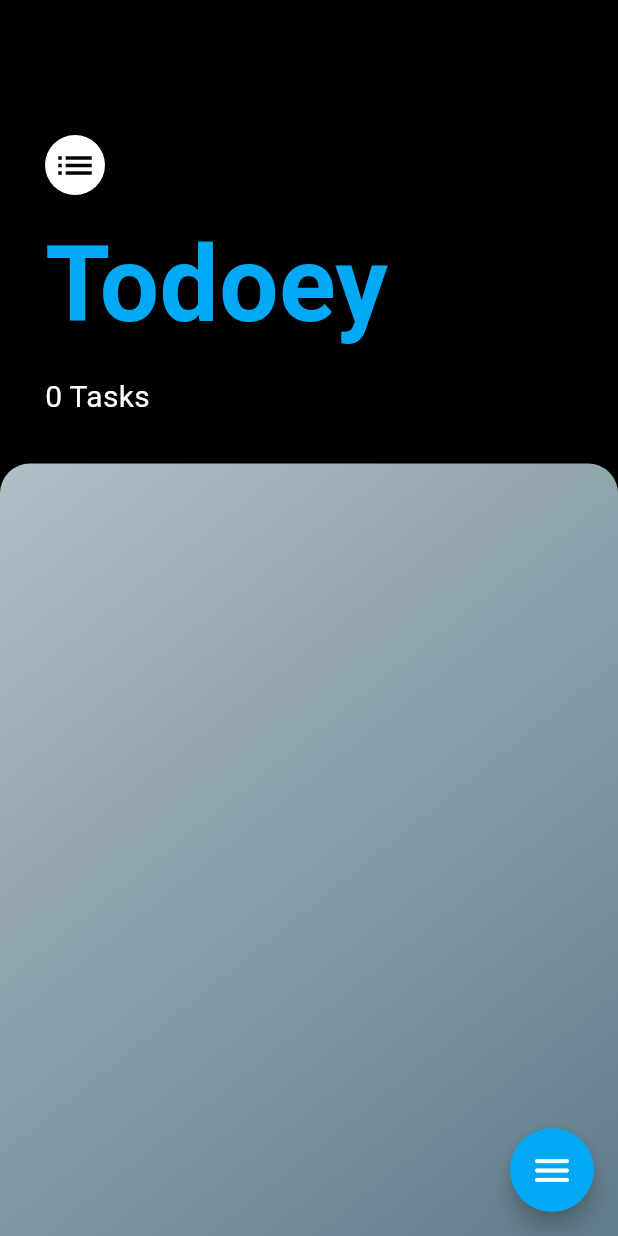
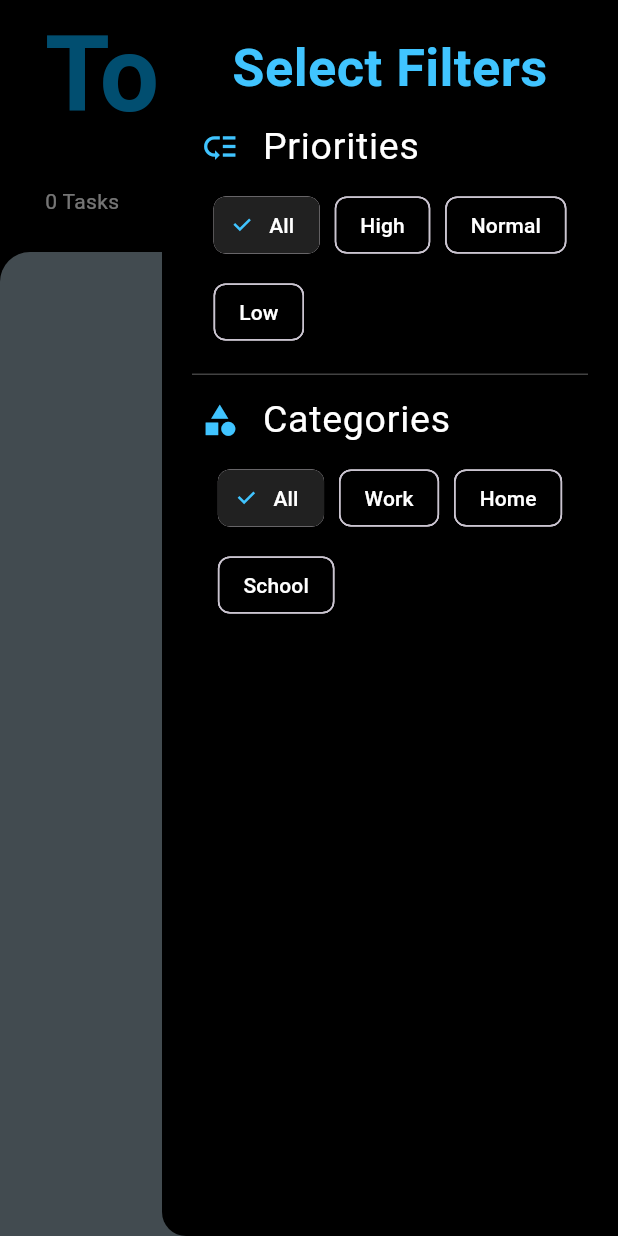
Before and after one commit to victormendes1993/Todoey, a Flutter app: the screen it shows after launch, with the side drawer open (before the commit the screen has no drawer), on a phone screen of 412 x 824 dp. Run offline on Flutter 3.47's test engine with Material 3 defaults, Android fonts, the phone set to English and light mode, and no system bars; drawn by our look-alikes of flutter_expandable_fab; our stand-ins replace rflutter_alert, sqflite; accounts and stored records are empty.

Commit message:
Finished creating and implementing filter button and select logic

```diff
--- a/lib/main.dart
+++ b/lib/main.dart
@@ -2,15 +2,11 @@
 
 import 'package:flutter/material.dart';
 import 'package:provider/provider.dart';
+import 'package:todoey/models/filter_data.dart';
 import 'package:todoey/models/task_data.dart';
 import 'package:todoey/screens/tasks_screen.dart';
 
-void main(){
-  FlutterError.onError = (FlutterErrorDetails details) {
-    print('Flutter Error on main: ${details.exception}');
-    print('Stack trace on main: ${details.stack}');
-  };
-
+void main() {
   runApp(const MyApp());
 }
 
@@ -19,8 +15,11 @@ class MyApp extends StatelessWidget {
 
   @override
   Widget build(BuildContext context) {
-    return ChangeNotifierProvider(
-      create: (context) => TaskData(),
+    return MultiProvider(
+      providers: [
+        ChangeNotifierProvider<TaskData>(create: (context) => TaskData()),
+        ChangeNotifierProvider<FilterData>(create: (context) => FilterData())
+      ],
       child: const MaterialApp(
         debugShowCheckedModeBanner: false,
         home: TasksScreen(),
--- /dev/null
+++ b/lib/models/filter_data.dart
@@ -0,0 +1,81 @@
+import 'package:flutter/cupertino.dart';
+
+class FilterData extends ChangeNotifier {
+  final List<String> _categoryMenuEntries = [
+    'Add New',
+    'Work',
+    'Home',
+    'School'
+  ];
+  final List<String> _categoryFilters = ['All', 'Work', 'Home', 'School'];
+  final List<String> _priorityFilters = ['All', 'High', 'Normal', 'Low'];
+
+  //Selected Priorities will only ever have All, or the other priorities
+  final List<String> _selectedPriorities = ['All'];
+  final List<String> _selectedCategories = ['All'];
+
+  bool allPriorities = true;
+  bool allCategories = true;
+
+  List<String> get categoryFilters => _categoryFilters;
+
+  List<String> get priorityFilters => _priorityFilters;
+
+  List<String> get categoryMenuEntries => _categoryMenuEntries;
+
+  void priorityHandler(String priority) {
+    if (priority != 'All') {
+      if (_selectedPriorities.contains('All')) {
+        _selectedPriorities.remove('All');
+        _selectedPriorities.add(priority);
+      } else {
+        _selectedPriorities.add(priority);
+        if (!_selectedPriorities.contains('All') &&
+            _selectedPriorities.length == _priorityFilters.length - 1) {
+          _selectedPriorities.clear();
+          _selectedPriorities.add('All');
+        }
+      }
+    } else {
+      _selectedPriorities.clear();
+      _selectedPriorities.add('All');
+    }
+    notifyListeners();
+  }
+
+  void categoryHandler(String category) {
+    if (category != 'All') {
+      if (_selectedCategories.contains('All')) {
+        _selectedCategories.remove('All');
+        _selectedCategories.add(category);
+      } else {
+        _selectedCategories.add(category);
+        if (!_selectedCategories.contains('All') &&
+            _selectedCategories.length == _categoryFilters.length - 1) {
+          _selectedCategories.clear();
+          _selectedCategories.add('All');
+        }
+      }
+    } else {
+      _selectedCategories.clear();
+      _selectedCategories.add('All');
+    }
+    notifyListeners();
+  }
+
+  bool isPrioritySelected(String priority) {
+    return _selectedPriorities.contains(priority);
+  }
+
+  bool isCategorySelected(String category) {
+    return _selectedCategories.contains(category);
+  }
+
+  void addCategory(String newCategory) {
+    if (!_categoryMenuEntries.contains(newCategory)) {
+      _categoryMenuEntries.add(newCategory);
+      _categoryFilters.add(newCategory);
+      notifyListeners();
+    }
+  }
+}
--- a/lib/models/task_data.dart
+++ b/lib/models/task_data.dart
@@ -1,7 +1,7 @@
 import 'package:flutter/material.dart';
 import 'package:todoey/models/database_helper.dart';
 import 'package:todoey/models/task.dart';
-import 'package:todoey/widgets/alert_pop_up.dart';
+import 'package:todoey/screens/widgets/alert_pop_up.dart';
 
 class TaskData extends ChangeNotifier {
   final List<Task> _tasks = [];
@@ -13,9 +13,13 @@ class TaskData extends ChangeNotifier {
   int get listLength => _tasks.length;
 
   String getTitle(int index) => getTaskOfIndex(index).title;
+
   String getCategory(int index) => getTaskOfIndex(index).category;
+
   int getPriority(int index) => getTaskOfIndex(index).priority;
+
   int getId(int index) => getTaskOfIndex(index).id;
+
   bool getIsDone(int index) => getTaskOfIndex(index).isCompleted;
 
   String getPriorityIntToString(int priority) {
--- a/lib/screens/tasks_screen.dart
+++ b/lib/screens/tasks_screen.dart
@@ -2,6 +2,7 @@ import 'package:flutter/material.dart';
 import 'package:flutter_expandable_fab/flutter_expandable_fab.dart';
 import 'package:provider/provider.dart';
 import 'package:todoey/constants/constants.dart';
+import 'package:todoey/models/filter_data.dart';
 import 'package:todoey/models/task_data.dart';
 import 'package:todoey/screens/widgets/fab_builder.dart';
 import 'package:todoey/screens/widgets/task_tile.dart';
@@ -15,6 +16,8 @@ class TasksScreen extends StatefulWidget {
 
 class _TasksScreenState extends State<TasksScreen>
     with SingleTickerProviderStateMixin {
+  final GlobalKey<ScaffoldState> _scaffoldKey = GlobalKey<ScaffoldState>();
+
   @override
   void initState() {
     super.initState();
@@ -29,8 +32,81 @@ class _TasksScreenState extends State<TasksScreen>
   Widget build(BuildContext context) {
     var taskData = Provider.of<TaskData>(context, listen: false);
     var listenableTaskData = Provider.of<TaskData>(context);
+    var listenableFilterData = Provider.of<FilterData>(context);
+    var filterData = Provider.of<FilterData>(context, listen: false);
 
     return Scaffold(
+      key: _scaffoldKey,
+      endDrawerEnableOpenDragGesture: false,
+      endDrawer: NavigationDrawer(
+        backgroundColor: Colors.black,
+        children: [
+          Container(
+            padding: EdgeInsets.symmetric(vertical: 20.0, horizontal: 10.0),
+            child: Column(
+              children: [
+                Text(
+                  'Select Filters',
+                  textAlign: TextAlign.center,
+                  style: TextStyle(
+                      color: Colors.lightBlueAccent,
+                      fontSize: 35.0,
+                      fontWeight: FontWeight.bold),
+                ),
+                ListTile(
+                  leading: Icon(
+                    size: 25.0,
+                    Icons.low_priority,
+                    color: Colors.lightBlueAccent,
+                  ),
+                  title: Text(
+                    'Priorities',
+                    style: TextStyle(color: Colors.white, fontSize: 25.0),
+                  ),
+                ),
+                Wrap(
+                  spacing: 10.0,
+                  runSpacing: 10.0,
+                  children:
+                      listenableFilterData.priorityFilters.map((priority) {
+                    return _buildFilterChip(priority, filterData,
+                        isPriority: true);
+                  }).toList(),
+                ),
+                SizedBox(
+                  height: 15.0,
+                ),
+                Divider(
+                  indent: 10.0,
+                  endIndent: 10.0,
+                  height: 5.0,
+                  color: Colors.grey.shade800,
+                ),
+                ListTile(
+                  leading: Icon(
+                    size: 25.0,
+                    Icons.category,
+                    color: Colors.lightBlueAccent,
+                  ),
+                  title: Text(
+                    'Categories',
+                    style: TextStyle(color: Colors.white, fontSize: 25.0),
+                  ),
+                ),
+                Wrap(
+                  spacing: 10.0,
+                  runSpacing: 10.0,
+                  children: listenableFilterData.categoryFilters.map(
+                    (category) {
+                      return _buildFilterChip(category, filterData);
+                    },
+                  ).toList(),
+                ),
+              ],
+            ),
+          )
+        ],
+      ),
       backgroundColor: Colors.black,
       body: Column(
         crossAxisAlignment: CrossAxisAlignment.stretch,
@@ -44,44 +120,84 @@ class _TasksScreenState extends State<TasksScreen>
     );
   }
 
+  FilterChip _buildFilterChip(String label, FilterData filterData,
+      {isPriority = false}) {
+    bool selected = isPriority
+        ? filterData.isPrioritySelected(label)
+        : filterData.isCategorySelected(label);
+
+    return FilterChip(
+      color: WidgetStateProperty.resolveWith((Set<WidgetState> state) {
+        if (state.contains(WidgetState.selected)) {
+          return Colors.grey.shade900;
+        } else {
+          return Colors.black;
+        }
+      }),
+      selected: selected,
+      checkmarkColor: Colors.lightBlueAccent,
+      label: Text(label),
+      labelStyle: TextStyle(color: Colors.white),
+      onSelected: (_) {
+        if (isPriority) {
+          filterData.priorityHandler(label);
+        } else {
+          filterData.categoryHandler(label);
+        }
+      },
+    );
+  }
+
   //Screen Section
   Widget _buildHeader(TaskData listenableTaskData) {
-    return Container(
+    return SafeArea(
+      child: Container(
         padding: const EdgeInsets.only(
-        top: 90.0,
           left: 30.0,
           right: 30.0,
-        bottom: 30.0,
+          bottom: 10.0,
         ),
         child: Column(
           crossAxisAlignment: CrossAxisAlignment.start,
           children: <Widget>[
-          const CircleAvatar(
-            radius: 20.0,
-            backgroundColor: Colors.white,
-            child: Icon(
-              color: Colors.black,
-              Icons.list,
-              size: 30.0,
-            ),
-          ),
-          const SizedBox(height: 10.0),
             const Text(
               'Todoey',
+              textAlign: TextAlign.center,
               style: TextStyle(
                   color: Colors.lightBlue,
                   fontSize: 70.0,
                   fontWeight: FontWeight.w700),
             ),
             const SizedBox(height: 10.0),
+            Row(
+              mainAxisAlignment: MainAxisAlignment.spaceBetween,
+              children: [
                 Text(
                   '${listenableTaskData.listLength} Tasks',
                   style: const TextStyle(
                     color: Colors.white,
-              fontSize: 20.0,
                   ),
                 ),
+                ActionChip(
+                  backgroundColor: Colors.black,
+                  avatar: Icon(
+                    Icons.check,
+                    color: Colors.blueAccent,
+                  ),
+                  label: Text(
+                    'Filter',
+                    style: TextStyle(
+                      color: Colors.white,
+                    ),
+                  ),
+                  onPressed: () {
+                    _scaffoldKey.currentState?.openEndDrawer();
+                  },
+                )
               ],
+            )
+          ],
+        ),
       ),
     );
   }
@@ -89,26 +205,15 @@ class _TasksScreenState extends State<TasksScreen>
   Widget _buildTaskViewer(TaskData listenableTaskData) {
     return Expanded(
       child: Container(
+        padding: filledListPadding,
         decoration: BoxDecoration(
-          gradient: LinearGradient(
-            colors: [
-              Colors.blueGrey.shade200,
-              Colors.blueGrey,
-            ],
-            begin: Alignment.topLeft,
-            end: Alignment.bottomRight,
-          ),
+          color: Colors.blueGrey.shade300,
           borderRadius: BorderRadius.only(
             topLeft: Radius.circular(20.0),
             topRight: Radius.circular(20.0),
           ),
         ),
-        child: Padding(
-          padding: listenableTaskData.isListEmpty
-              ? emptyListPadding
-              : filledListPadding,
         child: _buildTaskList(listenableTaskData),
-        ),
       ),
     );
   }
--- a/lib/screens/widgets/fab_builder.dart
+++ b/lib/screens/widgets/fab_builder.dart
@@ -5,6 +5,7 @@ import 'package:todoey/screens/widgets/task_sheet.dart';
 
 class FabBuilder extends StatefulWidget {
   const FabBuilder({super.key, required this.taskData});
+
   final TaskData taskData;
 
   @override
@@ -13,13 +14,16 @@ class FabBuilder extends StatefulWidget {
 
 class _FabBuilderState extends State<FabBuilder> {
   final fabKey = GlobalKey<ExpandableFabState>();
+
   @override
   Widget build(BuildContext context) {
     return ExpandableFab(
       type: ExpandableFabType.up,
       pos: ExpandableFabPos.right,
       overlayStyle: ExpandableFabOverlayStyle(
-          color: Colors.blueGrey.withOpacity(0.3), blur: 5.0),
+        color: Colors.black87,
+        blur: 5.0,
+      ),
       key: fabKey,
       distance: 80,
       openButtonBuilder: _buildOpenFab(),
@@ -123,7 +127,7 @@ class _FabBuilderState extends State<FabBuilder> {
   Text _buildFabChildrenDescription(String? title) {
     return Text(
       title!,
-      style: TextStyle(color: Colors.blueGrey),
+      style: TextStyle(color: Colors.white),
     );
   }
 
```
Also changed, not shown: lib/screens/widgets/task_sheet.dart (+51 -21 lines), lib/screens/widgets/task_tile.dart (+14 -15 lines), lib/screens/widgets/alert_pop_up.dart (renamed from lib/widgets/alert_pop_up.dart). Lines whose indentation alone changed are shown as unchanged.
